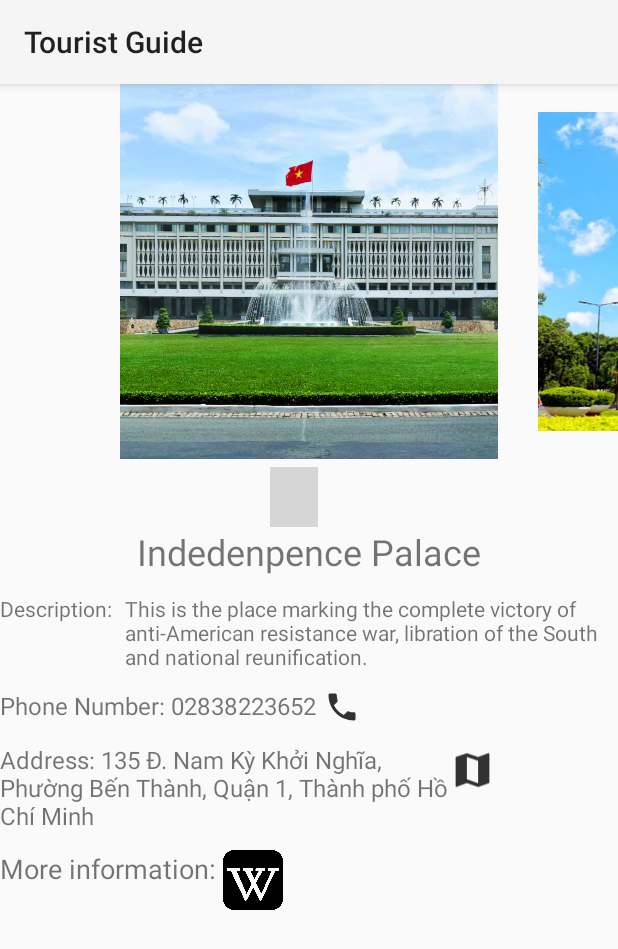
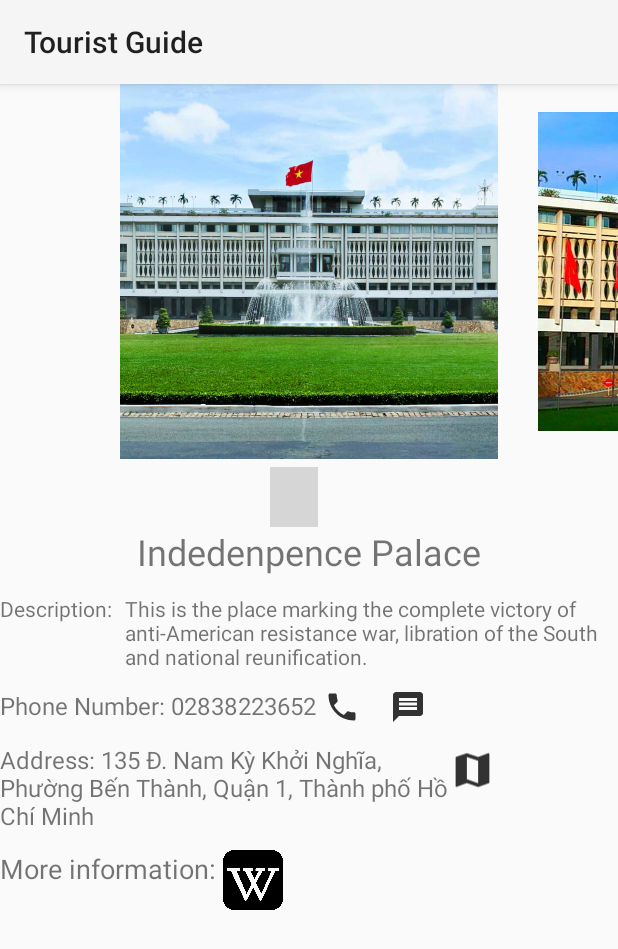
Before and after one commit to Kactus999/mobilemidterm, an Android app: the screen it shows after launch (LandmarkDetail), after a tap on "Indedenpence Palace", on a phone screen of 412 x 824 dp. Shown: the top 949 px of the screen. Run offline under Robolectric (Android 15) with nearby library versions, the phone set to English and light mode, and no system bars; libraries missing offline, so code that uses them is left out: me.relex.circleindicator; plain views replace CircleIndicator3; 2 statements that could not run were skipped; grey boxes are pictures that could not be loaded.

Commit message:
Add pictures and detail functions

```diff
--- a/app/src/main/AndroidManifest.xml
+++ b/app/src/main/AndroidManifest.xml
@@ -27,4 +27,6 @@
         </activity>
     </application>
 
+    <uses-permission android:name="android.permission.CALL_PHONE"/>
+    <uses-permission android:name="android.permission.SEND_SMS"/>
 </manifest>
--- a/app/src/main/java/com/midterm/project/touristguide/MainActivity.java
+++ b/app/src/main/java/com/midterm/project/touristguide/MainActivity.java
@@ -55,10 +55,10 @@ public class MainActivity extends AppCompatActivity {
 
     public List<Landmark> getListLandmark() {
         list = new ArrayList<>();
-        list.add(new Landmark(new int[]{R.drawable.picture_1,R.drawable.picture_2},"Indedenpence Palace","This is the place marking the complete victory of anti-American resistance war, libration of the South and national reunification.",5,"https://en.wikipedia.org/wiki/Independence_Palace","02838223652","135 Đ. Nam Kỳ Khởi Nghĩa, Phường Bến Thành, Quận 1, Thành phố Hồ Chí Minh"));
-        list.add(new Landmark(new int[]{R.drawable.picture_2},"Notre-Dame Cathedral Basilica of Saigon","Established by French colonists who initially named it the Church of Saigon (French: l'Eglise de Saïgon), the cathedral was constructed between 1863 and 1880. The name Notre-Dame Cathedral has been used since 1959. It has two bell towers, reaching a height of 58 meters",3,"https://en.wikipedia.org/wiki/Notre-Dame_Cathedral_Basilica_of_Saigon","0914122229","01 Công xã Paris, Bến Nghé, Quận 1, Thành phố Hồ Chí Minh 70000"));
-        list.add(new Landmark(new int[]{R.drawable.picture_3},"Bến Thành Market","Bến Thành Market (Vietnamese: Chợ Bến Thành) is located in the center of Hồ Chí Minh City, Vietnam in District 1. The market is one of the earliest surviving structures in Saigon and an important symbol of the city.",4,"https://en.wikipedia.org/wiki/B%E1%BA%BFn_Th%C3%A0nh_Market","0835210004","Lê Lợi, Phường Bến Thành, Quận 1, Thành phố Hồ Chí Minh\n"));
-        list.add(new Landmark(new int[]{R.drawable.picture_4},"Municipal Theatre","The Municipal Theatre of Ho Chi Minh City, also known as Saigon Municipal Opera House (Vietnamese: Nhà hát Thành phố Hồ Chí Minh), is an opera house in Ho Chi Minh City, Vietnam. It is an example of French Colonial architecture in Vietnam.",5,"https://en.wikipedia.org/wiki/Municipal_Theatre,_Ho_Chi_Minh_City","0838237419","07 Công Trường Lam Sơn, Bến Nghé, Quận 1, Thành phố Hồ Chí Minh 700000"));
+        list.add(new Landmark(new int[]{R.drawable.picture_1,R.drawable.dinhdoclap1,R.drawable.dinhdoclap2},"Indedenpence Palace","This is the place marking the complete victory of anti-American resistance war, libration of the South and national reunification.",5,"https://en.wikipedia.org/wiki/Independence_Palace","02838223652","135 Đ. Nam Kỳ Khởi Nghĩa, Phường Bến Thành, Quận 1, Thành phố Hồ Chí Minh"));
+        list.add(new Landmark(new int[]{R.drawable.picture_2,R.drawable.ducba1,R.drawable.ducba2},"Notre-Dame Cathedral Basilica of Saigon","Established by French colonists who initially named it the Church of Saigon (French: l'Eglise de Saïgon), the cathedral was constructed between 1863 and 1880. The name Notre-Dame Cathedral has been used since 1959. It has two bell towers, reaching a height of 58 meters",3,"https://en.wikipedia.org/wiki/Notre-Dame_Cathedral_Basilica_of_Saigon","0914122229","01 Công xã Paris, Bến Nghé, Quận 1, Thành phố Hồ Chí Minh 70000"));
+        list.add(new Landmark(new int[]{R.drawable.picture_3,R.drawable.benthanh1,R.drawable.benthanh2},"Bến Thành Market","Bến Thành Market (Vietnamese: Chợ Bến Thành) is located in the center of Hồ Chí Minh City, Vietnam in District 1. The market is one of the earliest surviving structures in Saigon and an important symbol of the city.",4,"https://en.wikipedia.org/wiki/B%E1%BA%BFn_Th%C3%A0nh_Market","0835210004","Lê Lợi, Phường Bến Thành, Quận 1, Thành phố Hồ Chí Minh\n"));
+        list.add(new Landmark(new int[]{R.drawable.picture_4,R.drawable.nhahat1,R.drawable.nhahat2},"Municipal Theatre","The Municipal Theatre of Ho Chi Minh City, also known as Saigon Municipal Opera House (Vietnamese: Nhà hát Thành phố Hồ Chí Minh), is an opera house in Ho Chi Minh City, Vietnam. It is an example of French Colonial architecture in Vietnam.",5,"https://en.wikipedia.org/wiki/Municipal_Theatre,_Ho_Chi_Minh_City","0838237419","07 Công Trường Lam Sơn, Bến Nghé, Quận 1, Thành phố Hồ Chí Minh 700000"));
         Collections.sort(list, new Comparator<Landmark>() {
             @Override
             public int compare(Landmark landmark, Landmark t1) {
--- /dev/null
+++ b/app/src/main/res/drawable-anydpi/ic_message.xml
@@ -0,0 +1,11 @@
+<vector xmlns:android="http://schemas.android.com/apk/res/android"
+    android:width="24dp"
+    android:height="24dp"
+    android:viewportWidth="24"
+    android:viewportHeight="24"
+    android:tint="@color/black"
+    android:alpha="0.8">
+  <path
+      android:fillColor="@android:color/white"
+      android:pathData="M20,2L4,2c-1.1,0 -1.99,0.9 -1.99,2L2,22l4,-4h14c1.1,0 2,-0.9 2,-2L22,4c0,-1.1 -0.9,-2 -2,-2zM18,14L6,14v-2h12v2zM18,11L6,11L6,9h12v2zM18,8L6,8L6,6h12v2z"/>
+</vector>
--- a/app/src/main/res/layout/activity_landmark_detail.xml
+++ b/app/src/main/res/layout/activity_landmark_detail.xml
@@ -76,7 +76,14 @@
             android:layout_height="wrap_content"
             android:layout_marginLeft="5dp"
             android:src="@drawable/ic_phone_call"
-
+            android:onClick="makePhoneCallButton"
+            />
+        <ImageView
+            android:layout_width="wrap_content"
+            android:layout_height="wrap_content"
+            android:layout_marginLeft="20dp"
+            android:src="@drawable/ic_message"
+            android:onClick="makeMessage"
             />
     </LinearLayout>
 
@@ -96,6 +103,7 @@
             android:layout_width="30dp"
             android:layout_height="36dp"
             android:src="@drawable/ic_map"
+            android:onClick="openInMap"
             />
     </LinearLayout>
 
@@ -113,7 +121,9 @@
         <ImageView
             android:layout_width="40sp"
             android:layout_height="40sp"
-            android:src="@drawable/wikiicon"/>
+            android:src="@drawable/wikiicon"
+            android:onClick="openInBrowser"
+            />
 
 
     </LinearLayout>
```
Also changed, not shown: app/src/main/java/com/midterm/project/touristguide/LandmarkDetail.java (+54 -4 lines), app/src/main/res/drawable-hdpi/ic_message.png (added), app/src/main/res/drawable-mdpi/ic_message.png (added), app/src/main/res/drawable-v24/benthanh1.png (added), app/src/main/res/drawable-v24/benthanh2.png (added), app/src/main/res/drawable-v24/dinhdoclap1.png (added), app/src/main/res/drawable-v24/dinhdoclap2.png (added), app/src/main/res/drawable-v24/ducba1.png (added), app/src/main/res/drawable-v24/ducba2.png (added), app/src/main/res/drawable-v24/nhahat1.png (added), app/src/main/res/drawable-v24/nhahat2.png (added), app/src/main/res/drawable-xhdpi/ic_message.png (added), app/src/main/res/drawable-xxhdpi/ic_message.png (added).
